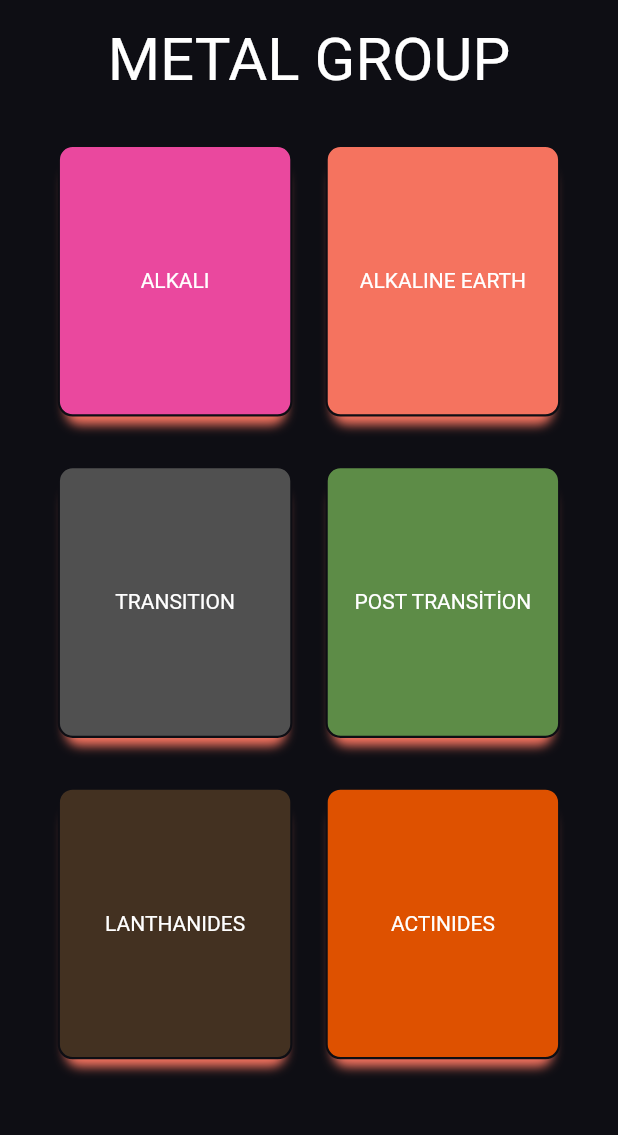
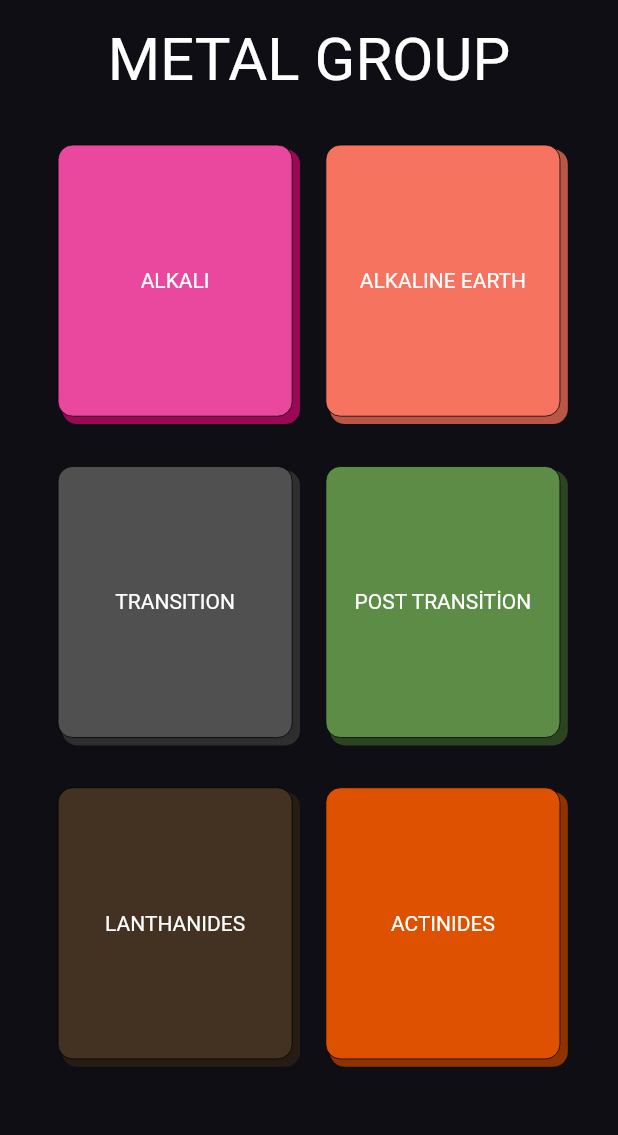
Before and after one commit to furkanagess/periodic_table_app, a Flutter app: the screen it shows after launch, after a tap on "METALS", on a phone screen of 412 x 824 dp, the part 84-1219 px from its top. Run offline on Flutter 3.47's test engine with Material 2 defaults, Android fonts, the phone set to English and light mode, and no system bars; our stand-ins replace mobx; generated files the repository leaves out were written again.

Commit message:
shadow color changed

```diff
--- a/lib/feature/home/view/home_view.dart
+++ b/lib/feature/home/view/home_view.dart
@@ -60,7 +60,7 @@ class HomeView extends StatelessWidget {
               ),
             );
           },
-          shadowColor: AppColors().turquoise,
+          shadowColor: AppColors().darkTurquoise,
           color: AppColors().turquoise,
           title: AppStrings().nonMetal,
         ),
@@ -74,7 +74,7 @@ class HomeView extends StatelessWidget {
             );
           },
           shadowColor: AppColors().darkBlue,
-          color: AppColors().darkBlue,
+          color: AppColors().blue,
           title: AppStrings().others,
         ),
       ],
@@ -94,7 +94,7 @@ class HomeView extends StatelessWidget {
               ),
             );
           },
-          shadowColor: AppColors().lightPurple,
+          shadowColor: AppColors().darkPurple,
           color: AppColors().purple,
           title: AppStrings().metalloids,
         ),
@@ -107,7 +107,7 @@ class HomeView extends StatelessWidget {
               ),
             );
           },
-          shadowColor: AppColors().green,
+          shadowColor: AppColors().darkGreen,
           color: AppColors().green,
           title: AppStrings().metal,
         ),
@@ -186,7 +186,7 @@ class HomeView extends StatelessWidget {
     return ElementContainer(
       onTap: () {},
       color: AppColors().pink,
-      shadowColor: AppColors().pink,
+      shadowColor: AppColors().darkPink,
       atomNumber: "2",
       atomSymbol: "He",
       atomName: "Helyum",
--- a/lib/feature/metalloids/view/metalloids_view.dart
+++ b/lib/feature/metalloids/view/metalloids_view.dart
@@ -76,7 +76,7 @@ class MetalloidsPageView extends StatelessWidget {
       itemBuilder: (context, index) => ElementContainer(
         onTap: () {},
         color: AppColors().purple,
-        shadowColor: AppColors().purple,
+        shadowColor: AppColors().darkPurple,
         atomNumber: "5",
         atomSymbol: "B",
         atomName: "Boron",
--- a/lib/feature/metals/subMetals/actinides/view/actinides_view.dart
+++ b/lib/feature/metals/subMetals/actinides/view/actinides_view.dart
@@ -75,7 +75,7 @@ class ActinidesPageView extends StatelessWidget {
       itemBuilder: (context, index) => ElementContainer(
         onTap: () {},
         color: AppColors().orange,
-        shadowColor: AppColors().orange,
+        shadowColor: AppColors().darkOrange,
         atomNumber: "5",
         atomSymbol: "B",
         atomName: "Boron",
--- a/lib/feature/metals/subMetals/alkali/view/alkaline_view.dart
+++ b/lib/feature/metals/subMetals/alkali/view/alkaline_view.dart
@@ -75,7 +75,7 @@ class AlkinePageView extends StatelessWidget {
       itemBuilder: (context, index) => ElementContainer(
         onTap: () {},
         color: AppColors().pink,
-        shadowColor: AppColors().pink,
+        shadowColor: AppColors().darkPink,
         atomNumber: "5",
         atomSymbol: "B",
         atomName: "Boron",
--- a/lib/feature/metals/subMetals/alkalineEarth/view/earth_alkaline_view.dart
+++ b/lib/feature/metals/subMetals/alkalineEarth/view/earth_alkaline_view.dart
@@ -75,7 +75,7 @@ class EarthAlkinePageView extends StatelessWidget {
       itemBuilder: (context, index) => ElementContainer(
         onTap: () {},
         color: AppColors().lightOrange,
-        shadowColor: AppColors().lightOrange,
+        shadowColor: AppColors().dLightOrange,
         atomNumber: "5",
         atomSymbol: "B",
         atomName: "Boron",
--- a/lib/feature/metals/subMetals/lanthandes/view/lanthanides_view.dart
+++ b/lib/feature/metals/subMetals/lanthandes/view/lanthanides_view.dart
@@ -75,7 +75,7 @@ class LanthanidesPageView extends StatelessWidget {
       itemBuilder: (context, index) => ElementContainer(
         onTap: () {},
         color: AppColors().brown,
-        shadowColor: AppColors().brown,
+        shadowColor: AppColors().darkBrown,
         atomNumber: "5",
         atomSymbol: "B",
         atomName: "Boron",
--- a/lib/feature/metals/subMetals/postTransition/view/post_transtion_view.dart
+++ b/lib/feature/metals/subMetals/postTransition/view/post_transtion_view.dart
@@ -76,7 +76,7 @@ class PostTransitionPageView extends StatelessWidget {
       itemBuilder: (context, index) => ElementContainer(
         onTap: () {},
         color: AppColors().green,
-        shadowColor: AppColors().green,
+        shadowColor: AppColors().darkGreen,
         atomNumber: "5",
         atomSymbol: "B",
         atomName: "Boron",
--- a/lib/feature/metals/subMetals/transition/view/transition_view.dart
+++ b/lib/feature/metals/subMetals/transition/view/transition_view.dart
@@ -75,7 +75,7 @@ class TransitionPageView extends StatelessWidget {
       itemBuilder: (context, index) => ElementContainer(
         onTap: () {},
         color: AppColors().grey,
-        shadowColor: AppColors().grey,
+        shadowColor: AppColors().darkGrey,
         atomNumber: "5",
         atomSymbol: "B",
         atomName: "Boron",
--- a/lib/feature/metals/view/metal_view.dart
+++ b/lib/feature/metals/view/metal_view.dart
@@ -57,7 +57,7 @@ class MetalPageView extends StatelessWidget {
               ),
             );
           },
-          shadowColor: AppColors().lightOrange,
+          shadowColor: AppColors().darkBrown,
           color: AppColors().brown,
           title: AppStrings().lanthanites,
         ),
@@ -70,7 +70,7 @@ class MetalPageView extends StatelessWidget {
               ),
             );
           },
-          shadowColor: AppColors().lightOrange,
+          shadowColor: AppColors().darkOrange,
           color: AppColors().orange,
           title: AppStrings().actinides,
         ),
@@ -91,7 +91,7 @@ class MetalPageView extends StatelessWidget {
               ),
             );
           },
-          shadowColor: AppColors().lightOrange,
+          shadowColor: AppColors().darkGrey,
           color: AppColors().grey,
           title: AppStrings().transition,
         ),
@@ -104,7 +104,7 @@ class MetalPageView extends StatelessWidget {
               ),
             );
           },
-          shadowColor: AppColors().lightOrange,
+          shadowColor: AppColors().darkGreen,
           color: AppColors().green,
           title: AppStrings().postTransition,
         ),
@@ -125,7 +125,7 @@ class MetalPageView extends StatelessWidget {
               ),
             );
           },
-          shadowColor: AppColors().lightOrange,
+          shadowColor: AppColors().darkPink,
           color: AppColors().pink,
           title: AppStrings().alkali,
         ),
@@ -138,7 +138,7 @@ class MetalPageView extends StatelessWidget {
               ),
             );
           },
-          shadowColor: AppColors().lightOrange,
+          shadowColor: AppColors().dLightOrange,
           color: AppColors().lightOrange,
           title: AppStrings().alkaliEarth,
         ),
--- a/lib/feature/nonMetal/view/non_metal_view.dart
+++ b/lib/feature/nonMetal/view/non_metal_view.dart
@@ -38,14 +38,14 @@ class NonMetalPageView extends StatelessWidget {
       mainAxisAlignment: MainAxisAlignment.spaceEvenly,
       children: [
         ElementGroupContainer(
-          shadowColor: AppColors().lightOrange,
           onTap: () {},
+          shadowColor: AppColors().darkRed,
           color: AppColors().red,
           title: AppStrings().nobleGas,
         ),
         ElementGroupContainer(
-          shadowColor: AppColors().lightOrange,
           onTap: () {},
+          shadowColor: AppColors().darkPurple,
           color: AppColors().purple,
           title: AppStrings().reactive,
         ),
--- a/lib/feature/other/view/other_view.dart
+++ b/lib/feature/other/view/other_view.dart
@@ -74,7 +74,7 @@ class OtherElementsPageView extends StatelessWidget {
       itemCount: 20,
       itemBuilder: (context, index) => ElementContainer(
         onTap: () {},
-        color: AppColors().darkBlue,
+        color: AppColors().blue,
         shadowColor: AppColors().darkBlue,
         atomNumber: "109",
         atomSymbol: "Mt",
--- a/lib/product/constants/color_constants.dart
+++ b/lib/product/constants/color_constants.dart
@@ -3,7 +3,7 @@ import 'package:flutter/material.dart';
 class AppColors {
   Color get transparentWhite => Color.fromARGB(20, 255, 255, 255);
   Color get lightWhite => Color.fromARGB(50, 255, 255, 255);
-  Color get darkBlue => Color.fromARGB(255, 34, 34, 49);
+  Color get blue => Color.fromARGB(255, 34, 34, 49);
   Color get white => Colors.white;
   Color get grey => Color.fromARGB(255, 80, 80, 80);
   Color get background => Color.fromARGB(255, 14, 14, 20);
@@ -16,6 +16,15 @@ class AppColors {
   Color get pink => Color.fromARGB(255, 234, 72, 158);
   Color get purple => Color.fromARGB(255, 110, 75, 245);
 
-  // Light Colors
-  Color get lightPurple => Color.fromARGB(255, 109, 75, 245);
+  // Dark Colors
+  Color get darkPurple => Color.fromARGB(255, 66, 44, 153);
+  Color get darkGreen => Color.fromARGB(255, 45, 68, 35);
+  Color get darkTurquoise => Color.fromARGB(255, 17, 81, 90);
+  Color get darkBlue => Color.fromARGB(255, 19, 19, 44);
+  Color get darkPink => Color.fromARGB(255, 153, 9, 86);
+  Color get darkOrange => Color.fromARGB(255, 143, 52, 0);
+  Color get darkBrown => Color.fromARGB(255, 39, 28, 19);
+  Color get darkGrey => Color.fromARGB(255, 46, 46, 46);
+  Color get dLightOrange => Color.fromARGB(255, 184, 86, 71);
+  Color get darkRed => Color.fromARGB(255, 65, 11, 18);
 }
--- a/lib/product/widget/element_container.dart
+++ b/lib/product/widget/element_container.dart
@@ -33,14 +33,11 @@ class ElementContainer extends StatelessWidget {
           width: context.dynamicWidth(0.7),
           height: context.dynamicHeight(0.075),
           decoration: BoxDecoration(
-            border: Border.all(
-              width: 1.0,
-            ),
             boxShadow: [
               BoxShadow(
-                blurRadius: 1.0,
                 color: shadowColor,
-                offset: const Offset(4, 8),
+                offset: const Offset(5, 5),
+                spreadRadius: 1,
               ),
             ],
             color: color,
--- a/lib/product/widget/element_group_container.dart
+++ b/lib/product/widget/element_group_container.dart
@@ -8,6 +8,7 @@ class ElementGroupContainer extends StatelessWidget {
   Function() onTap;
   Color color;
   Color shadowColor;
+
   String title;
 
   ElementGroupContainer({
@@ -26,17 +27,12 @@ class ElementGroupContainer extends StatelessWidget {
         height: context.dynamicHeight(0.22),
         width: context.dynamicWidth(0.38),
         decoration: BoxDecoration(
-          border: Border.all(
-            width: 1.5,
-            style: BorderStyle.solid,
-            color: AppColors().background,
-          ),
+          border: Border.all(width: 0.5),
           boxShadow: [
             BoxShadow(
               color: shadowColor,
-              offset: const Offset(0, 10),
-              blurRadius: 5,
-              spreadRadius: -5,
+              offset: const Offset(4, 4),
+              spreadRadius: 1,
             ),
           ],
           borderRadius: BorderRadius.circular(10.0),
```
